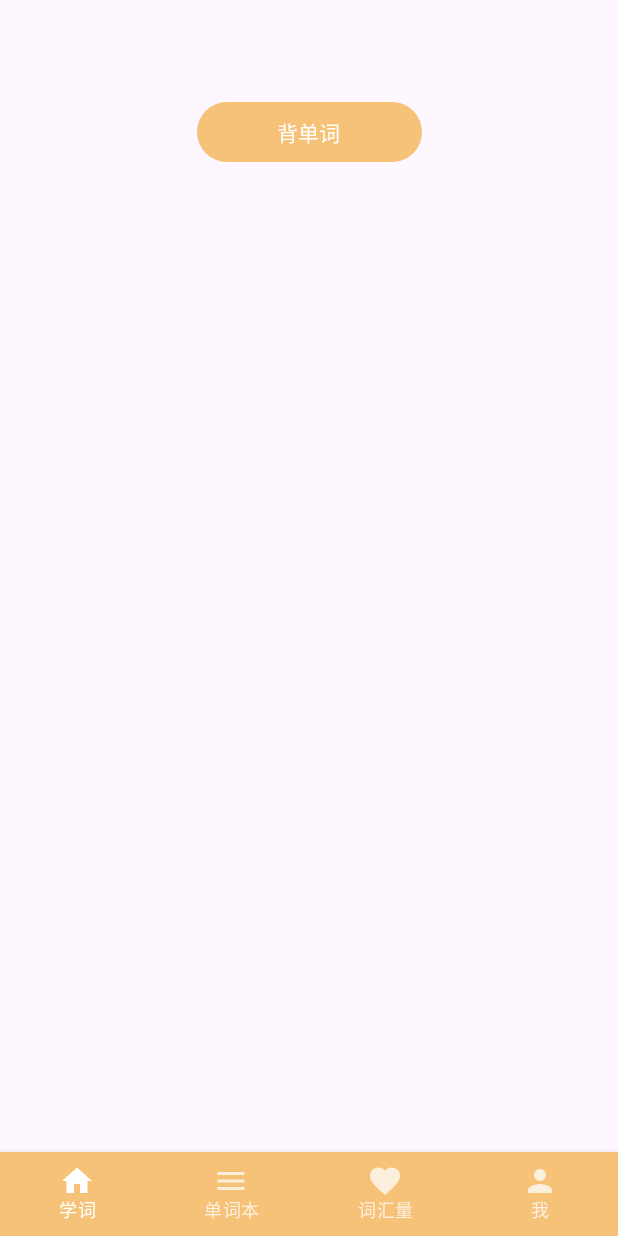
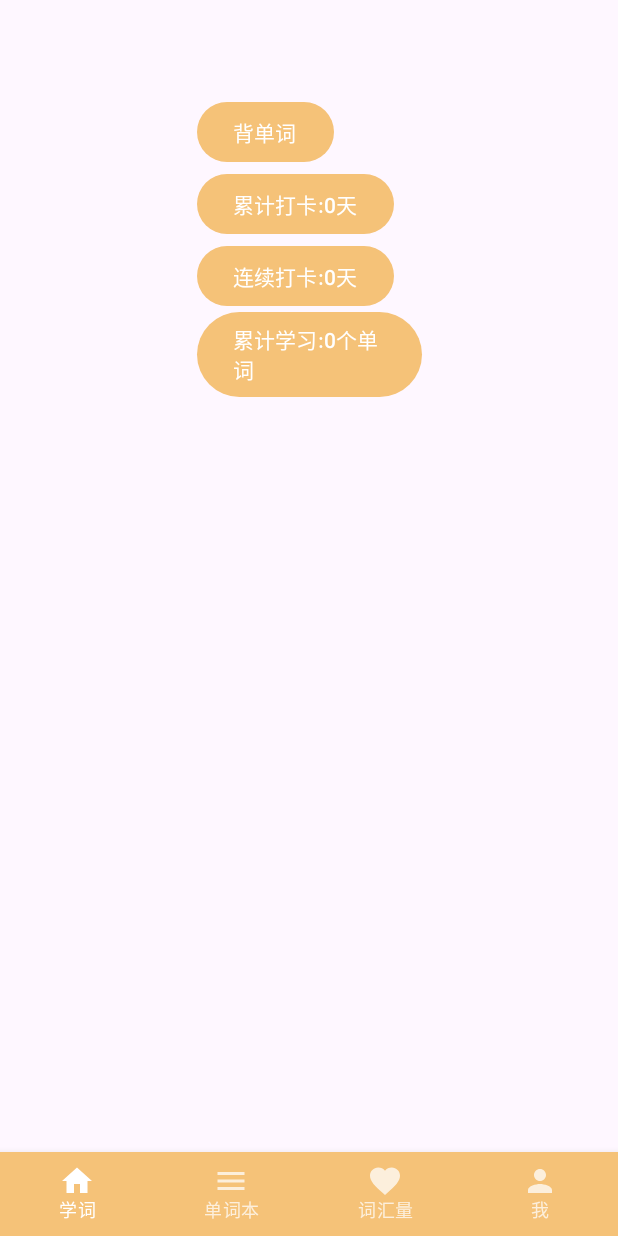
Before and after one commit to zhumeng1582/word, an Android app built with Jetpack Compose: the screen it shows after launch (MainActivity), on a phone screen of 412 x 824 dp. Run offline under Robolectric (Android 15) with nearby library versions, the phone set to English and light mode, and no system bars; our stand-ins replace Room's generated code, livedata-compose; libraries missing offline, so code that uses them is left out: com.blankj.utilcode, com.tencent.mmkv; 7 statements that could not run were skipped.

Commit message:
Feat:界面优化

```diff
--- a/words/app/src/main/java/com/my/words/Config.kt
+++ b/words/app/src/main/java/com/my/words/Config.kt
@@ -4,11 +4,13 @@ import android.app.Application
 import android.util.Log
 import androidx.room.Room
 import com.blankj.utilcode.util.GsonUtils
+import com.blankj.utilcode.util.LogUtils
 import com.blankj.utilcode.util.ResourceUtils
 import com.my.words.beans.WordBean
 import com.my.words.database.SQLDatabase
 import com.my.words.util.CacheUtil
 import com.my.words.util.ThreadUtilsEx
+import com.my.words.util.TimerUtil
 import kotlinx.coroutines.DelicateCoroutinesApi
 import kotlinx.coroutines.GlobalScope
 import kotlinx.coroutines.launch
@@ -39,7 +41,9 @@ object Config {
     fun loadData(application: Application): SQLDatabase {
         val db = Room.databaseBuilder(application, SQLDatabase::class.java, "WordBean").build()
 
+
         GlobalScope.launch {
+
             var size = db.word().querySize()
             Log.d("loadData", "size = $size")
             if (size == 0L) {
--- a/words/app/src/main/java/com/my/words/database/LearnRecordDao.kt
+++ b/words/app/src/main/java/com/my/words/database/LearnRecordDao.kt
@@ -1,7 +1,6 @@
 package com.my.words.database
 
 import androidx.room.Dao
-import androidx.room.Delete
 import androidx.room.Insert
 import androidx.room.Query
 import androidx.room.Update
@@ -11,7 +10,9 @@ import com.my.words.beans.WordBean
 @Dao
 interface LearnRecordDao {
     @Query("SELECT * from WordBean INNER JOIN LearnRecord ON WordBean.id=LearnRecord.wordId")
-    fun queryAll(): List<WordBean>
+    fun queryAllLearn(): List<WordBean>
+    @Query("SELECT * from WordBean INNER JOIN (select distinct LearnRecord.wordId from LearnRecord) relation ON WordBean.id=relation.wordId")
+    fun queryAllLearnDistinct(): List<WordBean>
 
     @Insert
     fun insert(vararg record: LearnRecord): List<Long>
@@ -19,6 +20,15 @@ interface LearnRecordDao {
     @Update
     fun update(record: LearnRecord): Int
 
+    @Query("select distinct LearnRecord.time from LearnRecord ORDER BY LearnRecord.time")
+    fun accumulateContinueAccount(): List<LearnRecord>
+
+    @Query("SELECT count(distinct LearnRecord.time) from LearnRecord")
+    fun accumulateAccount(): Int
+
+    @Query("SELECT count(distinct LearnRecord.wordId) from LearnRecord")
+    fun accumulateLearnWords(): Int
+
     @Query("SELECT count(*) from LearnRecord where LearnRecord.wordId = :wordId and LearnRecord.time = :time")
     fun exit(wordId: Int, time: Long): Long
 
--- a/words/app/src/main/java/com/my/words/ui/books/WordListViewModel.kt
+++ b/words/app/src/main/java/com/my/words/ui/books/WordListViewModel.kt
@@ -12,9 +12,11 @@ import kotlinx.coroutines.launch
 class WordListViewModel : ViewModel() {
     val beanList: MutableLiveData<List<WordBean>> = MutableLiveData()
     var typeTitle: String = ""
+    var type: String = ""
 
     @OptIn(DelicateCoroutinesApi::class)
     fun setListType(type: String) {
+        this.type = type
         GlobalScope.launch {
             this@WordListViewModel.beanList.postValue(getList(type))
         }
@@ -29,7 +31,7 @@ class WordListViewModel : ViewModel() {
         }
         return when (type) {
             "LEARNT" -> {
-                App.getDb().record().queryAll()
+                App.getDb().record().queryAllLearnDistinct()
             }
 
             "ERROR" -> {
--- a/words/app/src/main/java/com/my/words/ui/main/HomePage.kt
+++ b/words/app/src/main/java/com/my/words/ui/main/HomePage.kt
@@ -1,7 +1,7 @@
 package com.my.words.ui.main
 
-import androidx.compose.foundation.layout.Arrangement
 import androidx.compose.foundation.layout.Column
+import androidx.compose.foundation.layout.Row
 import androidx.compose.foundation.layout.fillMaxSize
 import androidx.compose.foundation.layout.fillMaxWidth
 import androidx.compose.foundation.layout.width
@@ -29,6 +29,7 @@ fun HomePage(navController: NavHostController, viewModel: SelectWordViewModel =
         ?.observe(navController.currentBackStackEntry!!) { value ->
             viewModel.setSelectWord(value)
         }
+    viewModel.getData()
     val interpret = viewModel.selectWord.observeAsState()
 
     WordsTheme {
@@ -37,7 +38,7 @@ fun HomePage(navController: NavHostController, viewModel: SelectWordViewModel =
             color = MaterialTheme.colorScheme.background
         ) {
             Column(modifier = Modifier.fillMaxWidth()) {
-                HomeTopBarView(interpret.value!!){
+                HomeTopBarView(interpret.value!!) {
                     navController.navigate("selectWord")
                 }
 
@@ -59,13 +60,33 @@ fun WordDetail(
     viewModel: SelectWordViewModel = viewModel()
 ) {
     val interpret = viewModel.selectWord.observeAsState()
+    val accumulateAccount = viewModel.accumulateAccount.observeAsState()
+    val accumulateLearntAccount = viewModel.accumulateLearntAccount.observeAsState()
+    val maxContinueAccount = viewModel.maxContinueAccount.observeAsState()
 
     val index = Config.classList.indexOf(interpret.value)
+    Column(modifier = modifier) {
+        Button(
+            onClick = { navController.navigate(RouteName.DETAIL_D.format(index)) },
+        ) {
+            Text(text = "背单词")
+        }
+        Button(
+            onClick = { },
+        ) {
+            Text(text = "累计打卡:${accumulateAccount.value}天")
+        }
+        Button(
+            onClick = { },
+        ) {
+            Text(text = "连续打卡:${maxContinueAccount.value}天")
+        }
+        Button(
+            onClick = { },
+        ) {
+            Text(text = "累计学习:${accumulateLearntAccount.value}个单词")
+        }
+    }
 
-    Button(
-        onClick = { navController.navigate(RouteName.DETAIL_D.format(index)) },
-        modifier = modifier
-    ) {
-        Text(text = "背单词")
-    }
+
 }
--- a/words/app/src/main/java/com/my/words/ui/word/WordDetailPage.kt
+++ b/words/app/src/main/java/com/my/words/ui/word/WordDetailPage.kt
@@ -73,7 +73,6 @@ fun WordDetailPage(
     val currentIndex = pagerState.currentPage
     LaunchedEffect(currentIndex) {
         launch(Dispatchers.IO) {
-            viewModel.cachePage(currentIndex)
             viewModel.playAudio(currentIndex)
             viewModel.addLearnRecord(currentIndex)
 //            viewModel.getYouDaoWordBean(currentIndex)
@@ -86,7 +85,7 @@ fun WordDetailPage(
             color = MaterialTheme.colorScheme.background
         ) {
             Column(modifier = Modifier.fillMaxSize()) {
-                TopBarView("背单词:$currentIndex/${pagerState.pageCount}") {
+                TopBarView("${viewModel.typeTitle}:$currentIndex/${pagerState.pageCount}") {
                     navController.popBackStack()
                 }
                 HorizontalPager(
--- a/words/app/src/main/java/com/my/words/widget/RouteName.kt
+++ b/words/app/src/main/java/com/my/words/widget/RouteName.kt
@@ -8,6 +8,7 @@ object RouteName {
     const val SELECT_WORD = "selectWord"
     const val DETAIL = "detail/{index}"
     const val DETAIL_D = "detail/%d"
+    const val DETAIL_S = "detail/%s"
     const val WordListPage = "wordList/{type}"
     const val WordListPage_S = "wordList/%s"
 
```
Also changed, not shown: words/app/src/main/java/com/my/words/ui/books/WordListPage.kt (+31 -3 lines), words/app/src/main/java/com/my/words/ui/main/AppScaffold.kt (+10 -2 lines), words/app/src/main/java/com/my/words/ui/select/SelectWordViewModel.kt (+31 -1 lines), words/app/src/main/java/com/my/words/ui/word/WordViewModel.kt (+36 -41 lines), words/app/src/main/java/com/my/words/util/TimerUtil.kt (added, +13 -0 lines).
